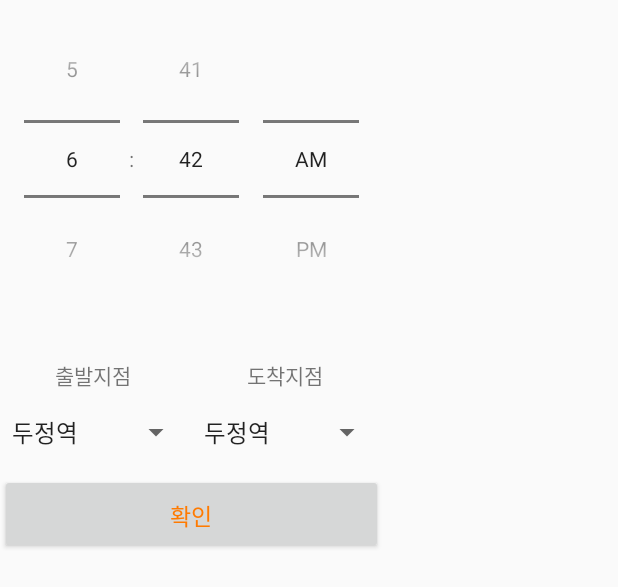
After one commit to donyoeb/taxisharing, an Android app: the layout activity_menu2.xml on its own in the app's theme, with its tools: preview values and no code run, on a phone screen of 412 x 824 dp. The commit adds this screen. Shown: the top 587 px of the screen. Run offline under Robolectric (Android 15) with nearby library versions, the phone set to English and light mode, and no system bars.

Commit message:
방 생성-찾기 버튼 변경, 버튼 클릭시 시간,출발지점,도착지점 설정하는 페이지 넘어가는 이벤트 설정 / ndk 버전 오류 발생

```diff
--- a/app/src/main/AndroidManifest.xml
+++ b/app/src/main/AndroidManifest.xml
@@ -1,5 +1,6 @@
 <?xml version="1.0" encoding="utf-8"?>
 <manifest xmlns:android="http://schemas.android.com/apk/res/android"
+    xmlns:tools="http://schemas.android.com/tools"
     package="com.google.texxxi">
 
 
@@ -28,6 +29,11 @@
         <activity android:name=".loginActivity"/>
 
         <activity android:name=".MenuActivity"/>
+        <activity android:name=".menu2Activity"
+            android:screenOrientation="portrait"
+            android:theme="@style/popupTheme"
+            tools:ignore="LockedOrientationActivity"
+            />
 
         <activity android:name=".MainActivity"
             android:theme="@style/Theme.AppCompat.NoActionBar"
--- a/app/src/main/java/com/google/texxxi/loginActivity.java
+++ b/app/src/main/java/com/google/texxxi/loginActivity.java
@@ -120,8 +120,6 @@ public class loginActivity extends Activity {
                             }
                             if (flag == 0) {
 
-                                databaseReference.child("유저").child(stname).child("비밀번호").setValue(pass); //로그인 정보 데이터베이스에 저장
-
                                 Intent intent1 = new Intent(loginActivity.this, MenuActivity.class); // 로그인화면 -> 메뉴화면
                                 intent1.putExtra("닉네임", stname);
                                 intent1.putExtra("비밀번호", stpass);
--- a/app/src/main/res/layout/activity_login.xml
+++ b/app/src/main/res/layout/activity_login.xml
@@ -66,7 +66,6 @@
         android:paddingTop="50dp"/>
 
 
-
     <LinearLayout
         android:layout_width="320dp"
         android:layout_height="136dp"
--- /dev/null
+++ b/app/src/main/res/layout/activity_menu2.xml
@@ -0,0 +1,94 @@
+<?xml version="1.0" encoding="utf-8"?>
+<LinearLayout
+    xmlns:android="http://schemas.android.com/apk/res/android"
+    android:layout_width="wrap_content"
+    android:layout_height="wrap_content"
+    android:orientation="vertical">
+
+
+
+    <TimePicker
+        android:layout_width="wrap_content"
+        android:layout_height="wrap_content"
+        android:id="@+id/timepicker"
+        android:layout_above="@+id/timetextview"
+        android:timePickerMode="spinner"/>
+    <TextView
+        android:layout_gravity="center"
+        android:layout_width="wrap_content"
+        android:layout_height="wrap_content"
+        android:id="@+id/timetextview"
+        android:textSize="20dp"
+        android:textColor="#3A69D3"/>
+
+    <LinearLayout
+        android:layout_width="match_parent"
+        android:layout_height="match_parent"
+        android:orientation="horizontal">
+
+        <LinearLayout
+            android:layout_width="match_parent"
+            android:layout_height="match_parent"
+            android:layout_weight="1"
+            android:orientation="vertical">
+
+            <TextView
+                android:layout_width="wrap_content"
+                android:layout_height="wrap_content"
+                android:layout_gravity="center"
+                android:text="출발지점 " />
+
+            <Spinner
+                android:id="@+id/startspot"
+                android:layout_width="match_parent"
+                android:layout_height="55dp"
+                android:ems="10"
+                android:entries="@array/출발위치" />
+
+        </LinearLayout>
+
+        <LinearLayout
+            android:layout_weight="1"
+            android:layout_width="match_parent"
+            android:layout_height="match_parent"
+            android:orientation="vertical">
+
+            <TextView
+
+                android:layout_gravity="center"
+                android:layout_width="wrap_content"
+                android:layout_height="wrap_content"
+                android:text="도착지점 " />
+
+            <Spinner
+                android:id="@+id/arrivespot"
+                android:layout_width="match_parent"
+                android:layout_height="55dp"
+                android:ems="10"
+                android:entries="@array/도착위치" />
+
+        </LinearLayout>
+
+
+    </LinearLayout>
+
+    <LinearLayout
+        android:orientation="horizontal"
+        android:gravity="center"
+        android:layout_width="match_parent"
+        android:layout_height="wrap_content">
+        <Button
+            android:text="확인"
+            android:textSize="15sp"
+            android:textColor="#ff7a00"
+            android:padding="16dp"
+            android:gravity="center"
+
+            android:layout_width="match_parent"
+            android:layout_height="53dp"
+            android:onClick="mOnClose"/>
+
+    </LinearLayout>
+
+
+</LinearLayout>
--- /dev/null
+++ b/app/src/main/res/values/spot.xml
@@ -0,0 +1,19 @@
+<?xml version="1.0" encoding="utf-8"?>
+<resources>
+    <string-array name="출발위치">
+        <item>두정역</item>
+        <item>천안역</item>
+        <item>야우리</item>
+        <item>상명대</item>
+        <item>안서동보</item>
+    </string-array>
+
+    <string-array name="도착위치">
+        <item>두정역</item>
+        <item>천안역</item>
+        <item>야우리</item>
+        <item>상명대</item>
+        <item>안서동보</item>
+    </string-array>
+
+</resources>
--- a/app/src/main/res/values/styles.xml
+++ b/app/src/main/res/values/styles.xml
@@ -6,5 +6,13 @@
         <item name="colorPrimaryDark">@color/colorPrimaryDark</item>
         <item name="colorAccent">@color/colorAccent</item>
     </style>
+    <style name="popupTheme" parent="Theme.AppCompat.DayNight.Dialog">
+        <!-- Customize your theme here. -->
+        <item name="colorPrimary">@color/colorPrimary</item>
+        <item name="colorPrimaryDark">@color/colorPrimaryDark</item>
+        <item name="colorAccent">@color/colorAccent</item>
 
+        <item name="windowActionBar">false</item>
+        <item name="windowNoTitle">true</item>
+    </style>
 </resources>
```
Also changed, not shown: app/src/main/java/com/google/texxxi/MenuActivity.java (+36 -0 lines), app/src/main/java/com/google/texxxi/menu2Activity.java (added, +37 -0 lines), app/src/main/res/layout/activity_menu.xml (+34 -8 lines).
